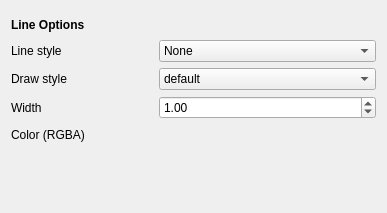
First picture: the form in qt/python/mantidqt/widgets/plotconfigdialog/curvestabwidget/linetabwidget/curves_tab_line_tab.ui, repository mantidproject/mantid, before the edit.
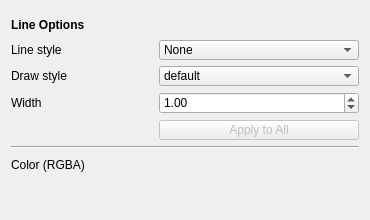
Second picture: the form after the edit.

Commit message: Re #26591 Added buttons and configured enable/disable

What changed in the file:
```diff
--- a/qt/python/mantidqt/widgets/plotconfigdialog/curvestabwidget/linetabwidget/curves_tab_line_tab.ui
+++ b/qt/python/mantidqt/widgets/plotconfigdialog/curvestabwidget/linetabwidget/curves_tab_line_tab.ui
@@ -6,8 +6,8 @@
    <rect>
     <x>0</x>
     <y>0</y>
-    <width>387</width>
-    <height>213</height>
+    <width>368</width>
+    <height>220</height>
    </rect>
   </property>
   <property name="sizePolicy">
@@ -20,6 +20,19 @@
    <string>Form</string>
   </property>
   <layout class="QGridLayout" name="gridLayout">
+   <item row="4" column="0">
+    <spacer name="verticalSpacer">
+     <property name="orientation">
+      <enum>Qt::Vertical</enum>
+     </property>
+     <property name="sizeHint" stdset="0">
+      <size>
+       <width>20</width>
+       <height>40</height>
+      </size>
+     </property>
+    </spacer>
+   </item>
    <item row="0" column="0">
     <layout class="QGridLayout" name="grid_layout">
      <property name="sizeConstraint">
@@ -69,6 +82,45 @@
        </item>
       </widget>
      </item>
+     <item row="4" column="0">
+      <widget class="QLabel" name="width_label">
+       <property name="text">
+        <string>Width</string>
+       </property>
+      </widget>
+     </item>
+     <item row="9" column="2">
+      <widget class="QWidget" name="color_selector_dummy_widget" native="true">
+       <property name="sizePolicy">
+        <sizepolicy hsizetype="Expanding" vsizetype="Expanding">
+         <horstretch>0</horstretch>
+         <verstretch>0</verstretch>
+        </sizepolicy>
+       </property>
+       <property name="minimumSize">
+        <size>
+         <width>200</width>
+         <height>0</height>
+        </size>
+       </property>
+      </widget>
+     </item>
+     <item row="1" column="1">
+      <spacer name="horizontalSpacer_14">
+       <property name="orientation">
+        <enum>Qt::Horizontal</enum>
+       </property>
+       <property name="sizeType">
+        <enum>QSizePolicy::Fixed</enum>
+       </property>
+       <property name="sizeHint" stdset="0">
+        <size>
+         <width>40</width>
+         <height>20</height>
+        </size>
+       </property>
+      </spacer>
+     </item>
      <item row="4" column="2">
       <widget class="QDoubleSpinBox" name="line_width_spin_box">
        <property name="sizePolicy">
@@ -91,27 +143,6 @@
        </property>
       </widget>
      </item>
-     <item row="3" column="0">
-      <widget class="QLabel" name="draw_style_label">
-       <property name="text">
-        <string>Draw style</string>
-       </property>
-      </widget>
-     </item>
-     <item row="5" column="0">
-      <widget class="QLabel" name="color_label">
-       <property name="text">
-        <string>Color (RGBA)</string>
-       </property>
-      </widget>
-     </item>
-     <item row="4" column="0">
-      <widget class="QLabel" name="width_label">
-       <property name="text">
-        <string>Width</string>
-       </property>
-      </widget>
-     </item>
      <item row="1" column="0">
       <widget class="QLabel" name="line_style_label">
        <property name="sizePolicy">
@@ -131,22 +162,6 @@
        </property>
       </widget>
      </item>
-     <item row="5" column="2">
-      <widget class="QWidget" name="color_selector_dummy_widget" native="true">
-       <property name="sizePolicy">
-        <sizepolicy hsizetype="Expanding" vsizetype="Expanding">
-         <horstretch>0</horstretch>
-         <verstretch>0</verstretch>
-        </sizepolicy>
-       </property>
-       <property name="minimumSize">
-        <size>
-         <width>200</width>
-         <height>0</height>
-        </size>
-       </property>
-      </widget>
-     </item>
      <item row="0" column="0" colspan="2">
       <widget class="QLabel" name="line_options_label">
        <property name="minimumSize">
@@ -167,21 +182,12 @@
        </property>
       </widget>
      </item>
-     <item row="1" column="1">
-      <spacer name="horizontalSpacer_14">
-       <property name="orientation">
-        <enum>Qt::Horizontal</enum>
+     <item row="3" column="0">
+      <widget class="QLabel" name="draw_style_label">
+       <property name="text">
+        <string>Draw style</string>
        </property>
-       <property name="sizeType">
-        <enum>QSizePolicy::Fixed</enum>
-       </property>
-       <property name="sizeHint" stdset="0">
-        <size>
-         <width>40</width>
-         <height>20</height>
-        </size>
-       </property>
-      </spacer>
+      </widget>
      </item>
      <item row="3" column="1">
       <spacer name="horizontalSpacer_15">
@@ -215,22 +221,6 @@
        </property>
       </spacer>
      </item>
-     <item row="5" column="1">
-      <spacer name="horizontalSpacer_17">
-       <property name="orientation">
-        <enum>Qt::Horizontal</enum>
-       </property>
-       <property name="sizeType">
-        <enum>QSizePolicy::Fixed</enum>
-       </property>
-       <property name="sizeHint" stdset="0">
-        <size>
-         <width>40</width>
-         <height>20</height>
-        </size>
-       </property>
-      </spacer>
-     </item>
      <item row="1" column="2">
       <widget class="QComboBox" name="line_style_combo_box">
        <property name="sizePolicy">
@@ -272,21 +262,60 @@
        </item>
       </widget>
      </item>
+     <item row="9" column="1">
+      <spacer name="horizontalSpacer_17">
+       <property name="orientation">
+        <enum>Qt::Horizontal</enum>
+       </property>
+       <property name="sizeType">
+        <enum>QSizePolicy::Fixed</enum>
+       </property>
+       <property name="sizeHint" stdset="0">
+        <size>
+         <width>40</width>
+         <height>20</height>
+        </size>
+       </property>
+      </spacer>
+     </item>
+     <item row="9" column="0">
+      <widget class="QLabel" name="color_label">
+       <property name="text">
+        <string>Color (RGBA)</string>
+       </property>
+      </widget>
+     </item>
+     <item row="7" column="0" colspan="3">
+      <widget class="Line" name="line">
+       <property name="orientation">
+        <enum>Qt::Horizontal</enum>
+       </property>
+      </widget>
+     </item>
+     <item row="5" column="2">
+      <widget class="QPushButton" name="apply_to_all_button">
+       <property name="enabled">
+        <bool>false</bool>
+       </property>
+       <property name="sizePolicy">
+        <sizepolicy hsizetype="Expanding" vsizetype="Expanding">
+         <horstretch>0</horstretch>
+         <verstretch>0</verstretch>
+        </sizepolicy>
+       </property>
+       <property name="minimumSize">
+        <size>
+         <width>200</width>
+         <height>20</height>
+        </size>
+       </property>
+       <property name="text">
+        <string>Apply to All</string>
+       </property>
+      </widget>
+     </item>
     </layout>
    </item>
-   <item row="1" column="0">
-    <spacer name="verticalSpacer">
-     <property name="orientation">
-      <enum>Qt::Vertical</enum>
-     </property>
-     <property name="sizeHint" stdset="0">
-      <size>
-       <width>20</width>
-       <height>40</height>
-      </size>
-     </property>
-    </spacer>
-   </item>
   </layout>
  </widget>
  <resources/>
```
The commit also changes 6 other files.
